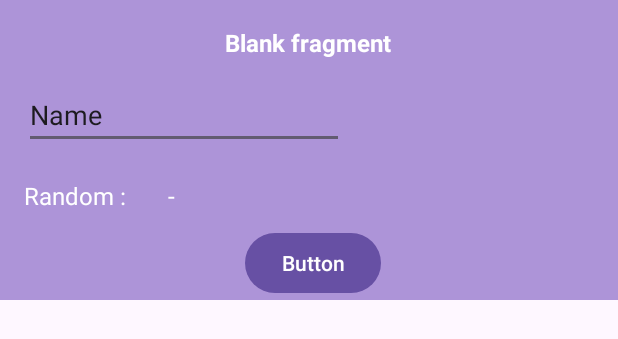
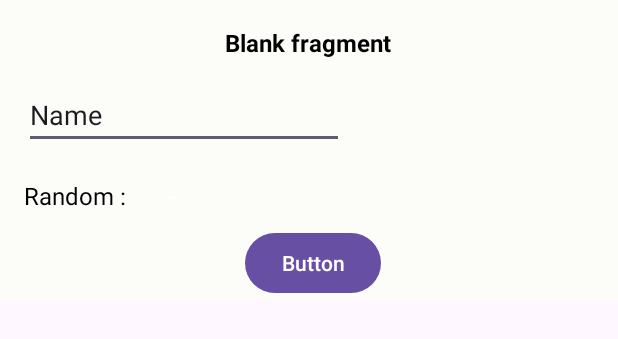
Before and after one commit to 2024-2-1TEL05-AppsIot/Clase6, an Android app: the layout fragment_blank.xml on its own in the app's theme, with its tools: preview values and no code run, on a phone screen of 412 x 824 dp. Shown: the top 339 px of the screen. Run offline under Robolectric (Android 15) with nearby library versions, the phone set to English and light mode, and no system bars.

Commit message:
- Se refactorizan los nombred de los fragmentos para mejor comprensión. - Se cambia los colores de fondo para poder ubicar mejor los views correspondiente.

```diff
--- a/app/src/main/res/layout/fragment_blank.xml
+++ b/app/src/main/res/layout/fragment_blank.xml
@@ -5,7 +5,7 @@
     android:id="@+id/frameLayout"
     android:layout_width="match_parent"
     android:layout_height="200dp"
-    android:background="#AD94D8"
+    android:background="#FCFDF9"
     tools:context=".fragmentos.BlankFragment">
 
     <!-- TODO: Update blank fragment layout -->
@@ -15,7 +15,7 @@
         android:layout_width="wrap_content"
         android:layout_height="wrap_content"
         android:text="@string/hello_blank_fragment"
-        android:textColor="#FFFFFF"
+        android:textColor="@color/black"
         android:textSize="16sp"
         android:textStyle="bold"
         app:layout_constraintBottom_toBottomOf="parent"
@@ -70,7 +70,7 @@
         android:layout_marginStart="16dp"
         android:layout_marginTop="20dp"
         android:text="Random :"
-        android:textColor="#FFFFFF"
+        android:textColor="@color/black"
         android:textSize="16sp"
         app:layout_constraintStart_toStartOf="parent"
         app:layout_constraintTop_toBottomOf="@+id/editTextName" />
```
Also changed, not shown: app/src/main/res/layout/activity_main.xml (+7 -6 lines).
